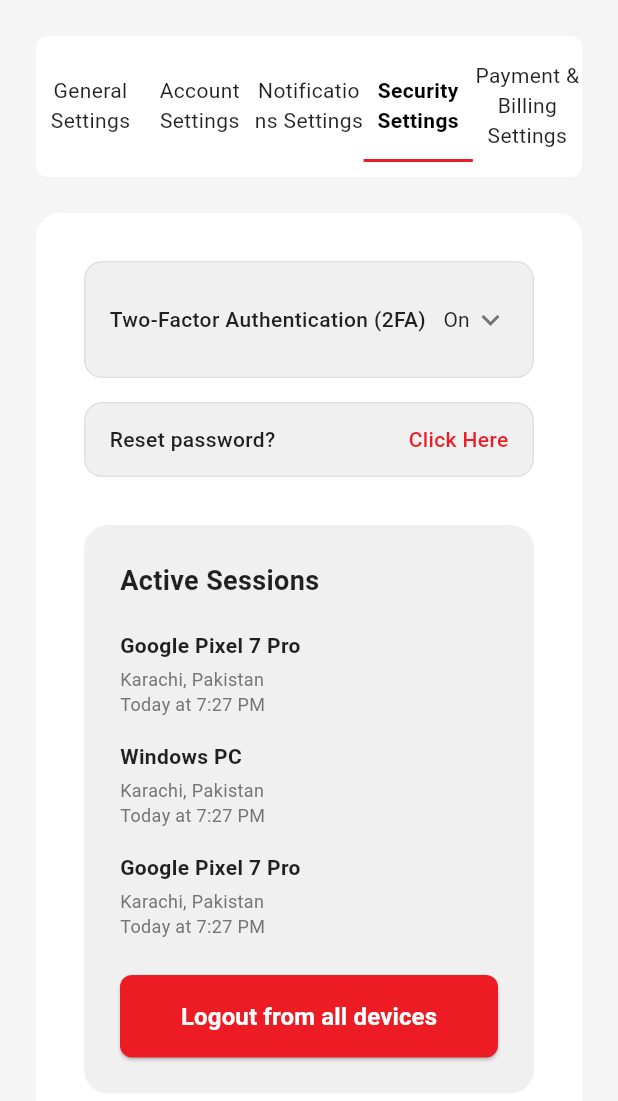
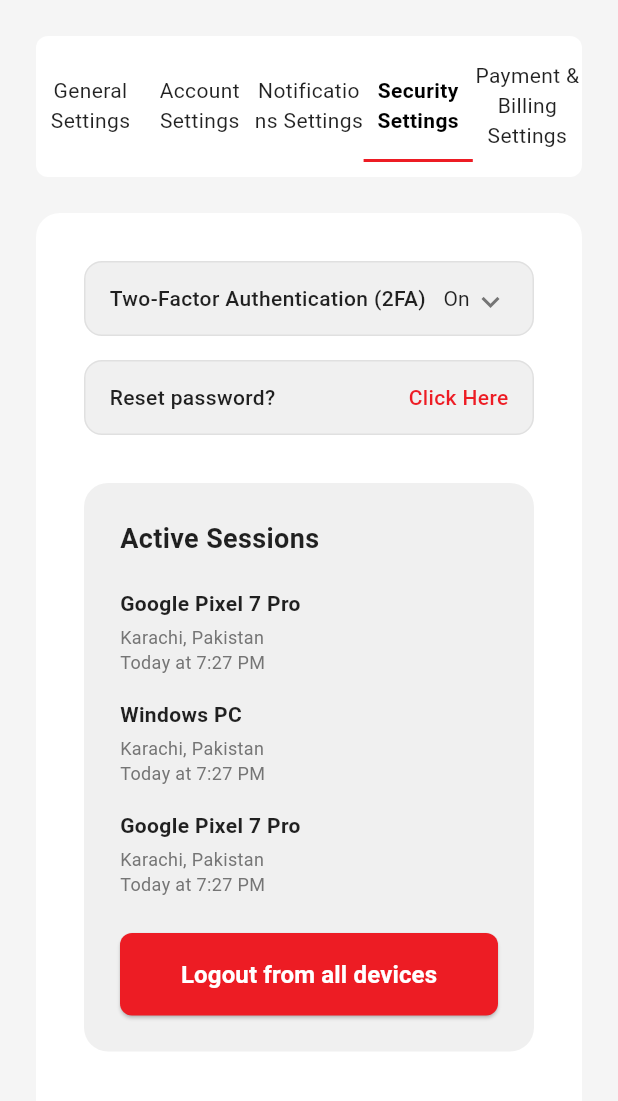
Before and after one commit to jasonapp2244/Cage_Connect_Dashboard, a Flutter app: the SettingsWebView screen opened directly, after a tap on "Account Settings", after a tap on "Notifications Settings", after a tap on "Security Settings", on a phone screen of 412 x 824 dp. Shown: the top 1101 px of the screen. Run offline on Flutter 3.47's test engine with Material 3 defaults, Android fonts, the light colour scheme and no system bars; our stand-ins replace fl_chart, syncfusion_flutter_charts, syncfusion_flutter_datagrid.

Commit message:
dashboard screen

```diff
--- a/lib/screens/view/dashboard/settings_web_view.dart
+++ b/lib/screens/view/dashboard/settings_web_view.dart
@@ -154,6 +154,7 @@ class _SettingsWebViewState extends State<SettingsWebView> {
               child: Column(
                 children: [
                   _buildLogoUpload(),
+                  const SizedBox(height: 16),
                   _buildDropdownField(
                     label: 'Color Theme',
                     value: _colorTheme,
@@ -272,7 +273,10 @@ class _SettingsWebViewState extends State<SettingsWebView> {
               color: Colors.black87,
             ),
           ),
-          Expanded(
+
+          SizedBox(
+            height: 20,
+            child: Expanded(
               child: Align(
                 alignment: Alignment.centerRight,
                 child: DropdownButtonHideUnderline(
@@ -299,6 +303,7 @@ class _SettingsWebViewState extends State<SettingsWebView> {
                 ),
               ),
             ),
+          ),
         ],
       ),
     );
@@ -316,24 +321,24 @@ class _SettingsWebViewState extends State<SettingsWebView> {
               child: Column(
                 children: [
                   _buildProfilePictureUpload(),
-                  const SizedBox(height: 24),
+                  const SizedBox(height: 16),
                   _buildTextField(
                     controller: _adminNameController,
                     label: 'Admin Name',
-                    hintText: 'Enter admin name',
+                    hintText: 'Admin name',
                   ),
                   const SizedBox(height: 16),
                   _buildTextField(
                     controller: _emailController,
                     label: 'Email Address',
-                    hintText: 'Enter email address',
+                    hintText: 'Email Address',
                     keyboardType: TextInputType.emailAddress,
                   ),
                   const SizedBox(height: 16),
                   _buildTextField(
                     controller: _phoneController,
                     label: 'Phone Number',
-                    hintText: 'Enter phone number',
+                    hintText: 'Phone Number',
                     keyboardType: TextInputType.phone,
                   ),
                 ],
@@ -409,17 +414,6 @@ class _SettingsWebViewState extends State<SettingsWebView> {
     return Column(
       crossAxisAlignment: CrossAxisAlignment.start,
       children: [
-        Padding(
-          padding: const EdgeInsets.only(bottom: 8.0),
-          child: Text(
-            label,
-            style: const TextStyle(
-              fontSize: 14,
-              fontWeight: FontWeight.w500,
-              color: Colors.black87,
-            ),
-          ),
-        ),
         TextField(
           controller: controller,
           keyboardType: keyboardType,
@@ -567,7 +561,9 @@ class _SettingsWebViewState extends State<SettingsWebView> {
               color: Colors.black87,
             ),
           ),
-          DropdownButtonHideUnderline(
+          SizedBox(
+            height: 20,
+            child: DropdownButtonHideUnderline(
               child: DropdownButton<String>(
                 value: value,
                 isExpanded: false,
@@ -585,6 +581,7 @@ class _SettingsWebViewState extends State<SettingsWebView> {
                     onChanged(newValue);
                   }
                 },
+              ),
             ),
           ),
         ],
```
Lines whose indentation alone changed are shown as unchanged.
